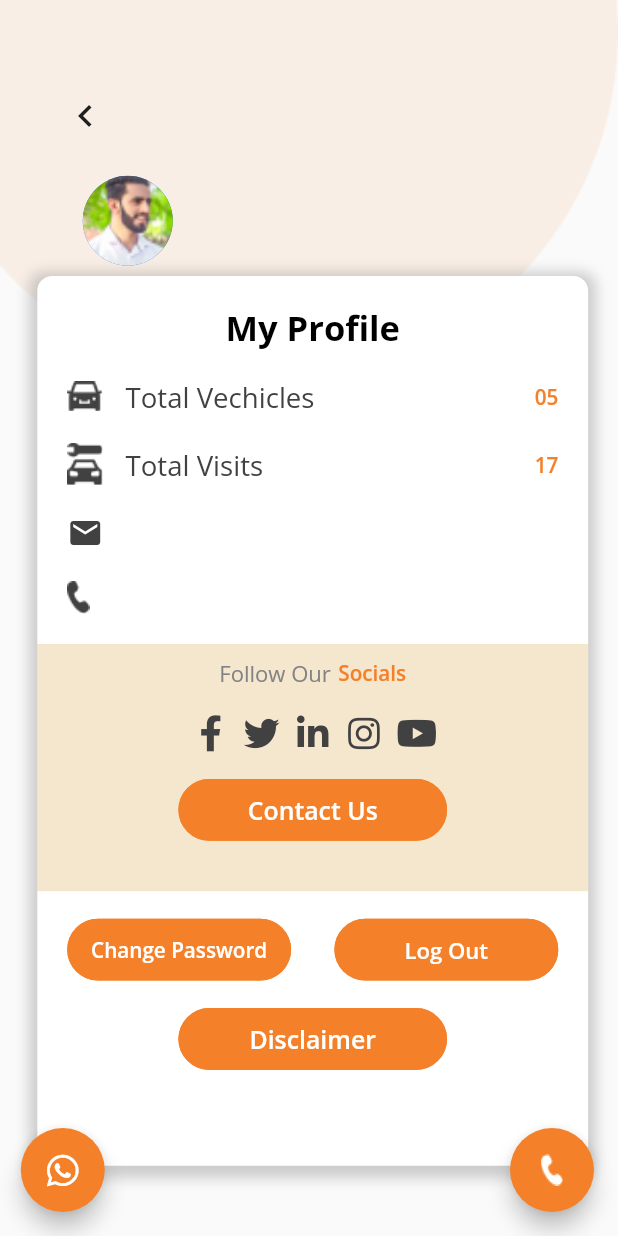
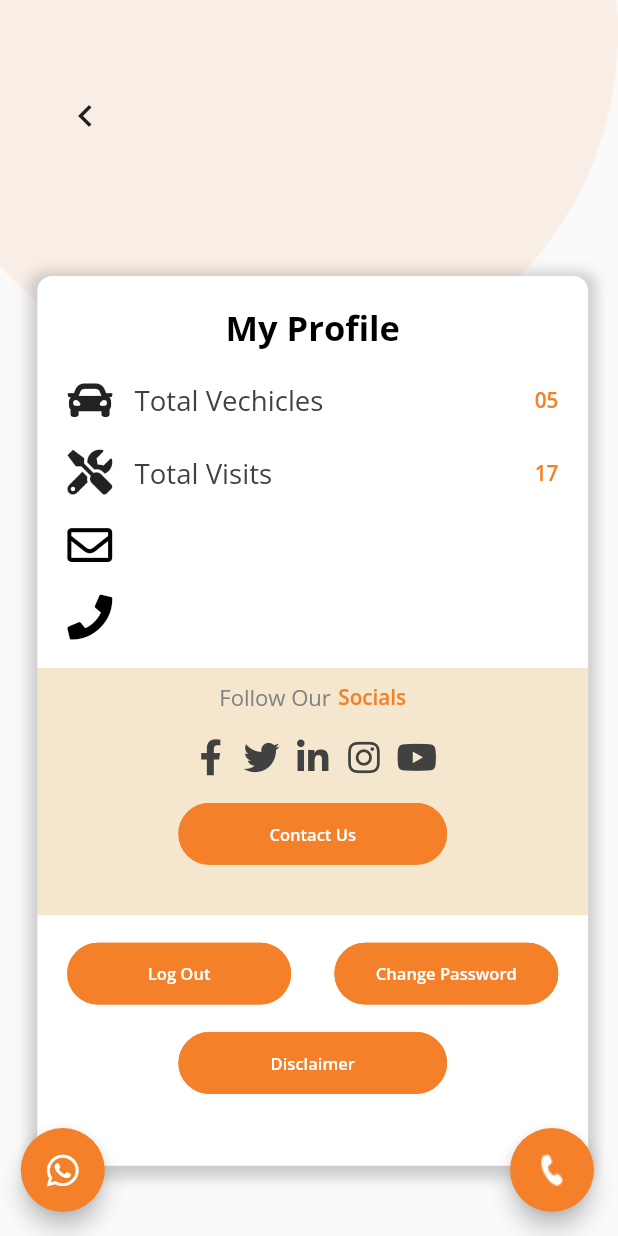
Before and after one commit to Hassan663/car-app, a Flutter app: the UserProfile screen opened directly, on a phone screen of 412 x 824 dp. Run offline on Flutter 3.47's test engine with Material 2 defaults, Android fonts, the phone set to English and light mode, and no system bars; our stand-ins replace easy_localization, flutter_screenutil, fluttertoast, font_awesome_flutter, google_fonts, google_nav_bar; accounts and stored records are empty.

Commit message:
ui changes

```diff
--- a/assets/lang/en.json
+++ b/assets/lang/en.json
@@ -38,7 +38,7 @@
     "Comment":"Comment",
     "Send":"Send",
     "Disclaimer":"Disclaimer",
-    "Password Reset":"Password Reset",
+    "Password_Reset":"Password Reset",
     "All logos and brands are property of their respective owners. Logos and brands used in this application are for identification purposes only. Use of these logos and brands does not imply endorsement.":"All logos and brands are property of their respective owners. Logos and brands used in this application are for identification purposes only. Use of these logos and brands does not imply endorsement.",
     "My Profile":"My Profile",
     "Total_Vehicles":"Total_Vehicles",
--- a/lib/main.dart
+++ b/lib/main.dart
@@ -24,10 +24,10 @@ class MyApp extends StatelessWidget {
 
   @override
   Widget build(BuildContext context) {
-    SystemChrome.setPreferredOrientations([
-    DeviceOrientation.portraitUp,
-    DeviceOrientation.portraitDown
-  ]);
+    SystemChrome.setSystemUIOverlayStyle(
+        const SystemUiOverlayStyle(statusBarColor: Colors.transparent));
+    SystemChrome.setPreferredOrientations(
+        [DeviceOrientation.portraitUp, DeviceOrientation.portraitDown]);
     return MultiProvider(
       providers: [
         ChangeNotifierProvider(create: (_) => ProfileProvider()),
@@ -37,7 +37,7 @@ class MyApp extends StatelessWidget {
           designSize: Size(414, 896),
           builder: () => MaterialApp(
               debugShowCheckedModeBanner: false,
-              title: 'Apex Master',
+              title: 'Apex Auto Garage',
               theme: ThemeData(),
               localizationsDelegates: context.localizationDelegates,
               supportedLocales: context.supportedLocales,
--- a/lib/ui/profile/user_profile.dart
+++ b/lib/ui/profile/user_profile.dart
@@ -70,16 +70,6 @@ class _UserProfileState extends State<UserProfile> {
                     child: Row(
                         mainAxisAlignment: MainAxisAlignment.start,
                         children: [
-                          GestureDetector(
-                              onTap: () {},
-                              child: CircleAvatar(
-                                maxRadius: 30,
-                                backgroundImage:
-                                    AssetImage('assets/images/pic.png'),
-                              )),
-                          SizedBox(
-                            width: 10.w,
-                          ),
                           Text(
                             DashBordModel.customerData!.name.toString(),
                             style: largeGreyText,
@@ -125,7 +115,10 @@ class _UserProfileState extends State<UserProfile> {
                               padding: EdgeInsets.symmetric(horizontal: 20.w),
                               child: Row(
                                 children: [
-                                  Image.asset("assets/images/car_icon.png"),
+                                  Icon(
+                                    FontAwesomeIcons.car,
+                                    size: 30,
+                                  ),
                                   SizedBox(
                                     width: 15.w,
                                   ),
@@ -146,7 +139,10 @@ class _UserProfileState extends State<UserProfile> {
                               padding: EdgeInsets.symmetric(horizontal: 20.w),
                               child: Row(
                                 children: [
-                                  Image.asset("assets/images/total_visit.png"),
+                                  Icon(
+                                    FontAwesomeIcons.tools,
+                                    size: 30,
+                                  ),
                                   SizedBox(
                                     width: 15.w,
                                   ),
@@ -169,8 +165,11 @@ class _UserProfileState extends State<UserProfile> {
                               padding: EdgeInsets.symmetric(horizontal: 20.w),
                               child: Row(
                                 children: [
-                                  Icon(Icons.email,
-                                      color: AppColors.grey_color),
+                                  Icon(
+                                    FontAwesomeIcons.envelope,
+                                    color: Colors.black,
+                                    size: 30,
+                                  ),
 
                                   //Image.asset("assets/images/email.png"),
                                   SizedBox(
@@ -196,7 +195,11 @@ class _UserProfileState extends State<UserProfile> {
                               padding: EdgeInsets.symmetric(horizontal: 20.w),
                               child: Row(
                                 children: [
-                                  Image.asset("assets/images/call.png"),
+                                  Icon(
+                                    FontAwesomeIcons.phone,
+                                    color: Colors.black,
+                                    size: 30,
+                                  ),
                                   SizedBox(
                                     width: 15.w,
                                   ),
@@ -278,10 +281,10 @@ class _UserProfileState extends State<UserProfile> {
                                       height: height * 0.05,
                                       width: 180.w,
                                       text: LocaleKeys.Contact_Us.tr(),
-                                      textStyle: smallWhiteText,
+                                      textStyle: smallWhiteText1,
                                       onPressed: () {},
                                       backgroundColor: AppColors.yellow_color,
-                                      textColor: AppColors.white_color,
+                                      textColor: Colors.white,
                                       borderColor: AppColors.yellow_color),
                                 ],
                               ),
@@ -298,28 +301,24 @@ class _UserProfileState extends State<UserProfile> {
                                   CircularButtons(
                                       height: height * 0.05,
                                       width: 150.w,
+                                      text: LocaleKeys.Log_Out.tr(),
+                                      textStyle: smallWhiteText1,
+                                      onPressed: () {
+                                        AppRoutes.push(context, Warning());
+                                      },
+                                      backgroundColor: AppColors.yellow_color,
+                                      textColor: Colors.white,
+                                      borderColor: AppColors.yellow_color),
+                                  CircularButtons(
+                                      height: height * 0.05,
+                                      width: 150.w,
                                       text: LocaleKeys.Change_Password.tr(),
                                       textStyle: smallWhiteText1,
                                       onPressed: () {
                                         AppRoutes.push(context, Warning());
                                       },
                                       backgroundColor: AppColors.yellow_color,
-                                      textColor: AppColors.white_color,
-                                      borderColor: AppColors.yellow_color),
-                                  CircularButtons(
-                                      height: height * 0.05,
-                                      width: 150.w,
-                                      text: LocaleKeys.Log_Out.tr(),
-                                      textStyle: GoogleFonts.openSans(
-                                        color: AppColors.white_color,
-                                        fontSize: 16.sp,
-                                        fontWeight: FontWeight.w600,
-                                      ),
-                                      onPressed: () {
-                                        AppRoutes.push(context, Warning());
-                                      },
-                                      backgroundColor: AppColors.yellow_color,
-                                      textColor: AppColors.white_color,
+                                      textColor: Colors.white,
                                       borderColor: AppColors.yellow_color),
                                 ],
                               ),
@@ -331,12 +330,12 @@ class _UserProfileState extends State<UserProfile> {
                                 height: height * 0.05,
                                 width: 180.w,
                                 text: LocaleKeys.Disclaimer.tr(),
-                                textStyle: smallWhiteText,
+                                textStyle: smallWhiteText1,
                                 onPressed: () {
                                   AppRoutes.push(context, Warning());
                                 },
                                 backgroundColor: AppColors.yellow_color,
-                                textColor: AppColors.white_color,
+                                textColor: Colors.white,
                                 borderColor: AppColors.yellow_color),
                           ],
                         ),
--- a/lib/ui/welcomeScreen/get_started.dart
+++ b/lib/ui/welcomeScreen/get_started.dart
@@ -23,6 +23,7 @@ class _GetStartedState extends State<GetStarted> {
 
     return Scaffold(
       backgroundColor: Colors.white,
+      // Color(0xffFDFEFE),
       body: SingleChildScrollView(
         child: Column(
           mainAxisAlignment: MainAxisAlignment.center,
--- a/lib/utils/text_style.dart
+++ b/lib/utils/text_style.dart
@@ -35,7 +35,7 @@ TextStyle smallWhiteText = GoogleFonts.openSans(
 
 TextStyle smallWhiteText1 = GoogleFonts.openSans(
   color: AppColors.white_color,
-  fontSize: 15.sp,
+  fontSize: 12.sp,
   fontWeight: FontWeight.w600,
 );
 
--- a/pubspec.yaml
+++ b/pubspec.yaml
@@ -50,7 +50,7 @@ dev_dependencies:
 flutter_icons:
   android: true
   ios: true
-  image_path: "assets/images/main_logo.png"
+  image_path: "assets/images/launcher_icon.png"
 
 # For information on the generic Dart part of this file, see the
 # following page: https://dart.dev/tools/pub/pubspec
```
Also changed, not shown: assets/images/launcher_icon.png (added), 21 other files.
